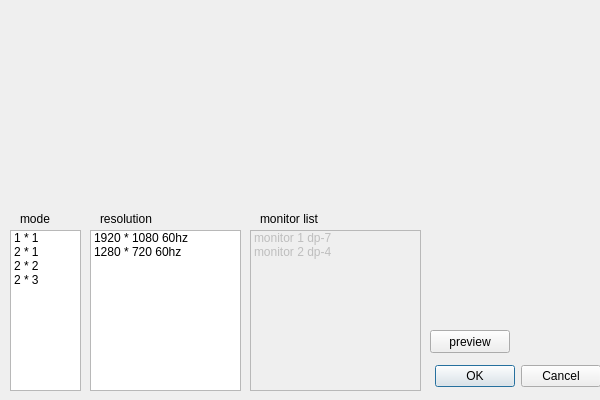
Qt form common/displaycfgdialog.ui (MR-ACC/IDS-Client) before a commit.
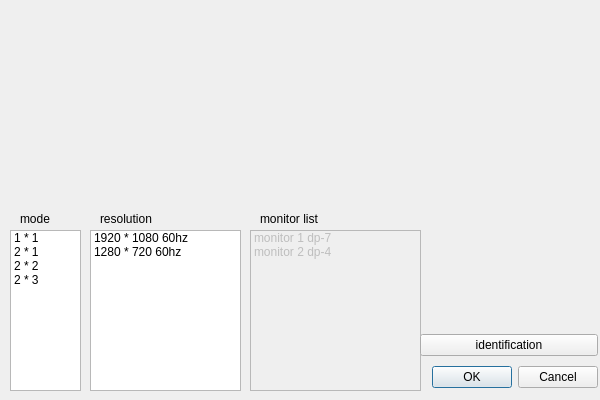
The same form after that commit.

What changed in the file:
```diff
--- a/common/displaycfgdialog.ui
+++ b/common/displaycfgdialog.ui
@@ -13,25 +13,6 @@
   <property name="windowTitle">
    <string>Dialog</string>
   </property>
-  <widget class="QDialogButtonBox" name="displayCfgButtonBox">
-   <property name="geometry">
-    <rect>
-     <x>420</x>
-     <y>360</y>
-     <width>181</width>
-     <height>32</height>
-    </rect>
-   </property>
-   <property name="orientation">
-    <enum>Qt::Horizontal</enum>
-   </property>
-   <property name="standardButtons">
-    <set>QDialogButtonBox::Cancel|QDialogButtonBox::Ok</set>
-   </property>
-   <property name="centerButtons">
-    <bool>false</bool>
-   </property>
-  </widget>
   <widget class="QListWidget" name="listWidget_res">
    <property name="enabled">
     <bool>true</bool>
@@ -160,18 +141,37 @@
     </rect>
    </property>
   </widget>
-  <widget class="QPushButton" name="pushButton_preview">
+  <widget class="QWidget" name="">
    <property name="geometry">
     <rect>
-     <x>430</x>
+     <x>420</x>
      <y>330</y>
-     <width>80</width>
-     <height>23</height>
+     <width>178</width>
+     <height>62</height>
     </rect>
    </property>
-   <property name="text">
-    <string>preview</string>
-   </property>
+   <layout class="QVBoxLayout" name="verticalLayout">
+    <item>
+     <widget class="QPushButton" name="pushButton_preview">
+      <property name="text">
+       <string>identification</string>
+      </property>
+     </widget>
+    </item>
+    <item>
+     <widget class="QDialogButtonBox" name="displayCfgButtonBox">
+      <property name="orientation">
+       <enum>Qt::Horizontal</enum>
+      </property>
+      <property name="standardButtons">
+       <set>QDialogButtonBox::Cancel|QDialogButtonBox::Ok</set>
+      </property>
+      <property name="centerButtons">
+       <bool>false</bool>
+      </property>
+     </widget>
+    </item>
+   </layout>
   </widget>
  </widget>
  <resources/>
```
